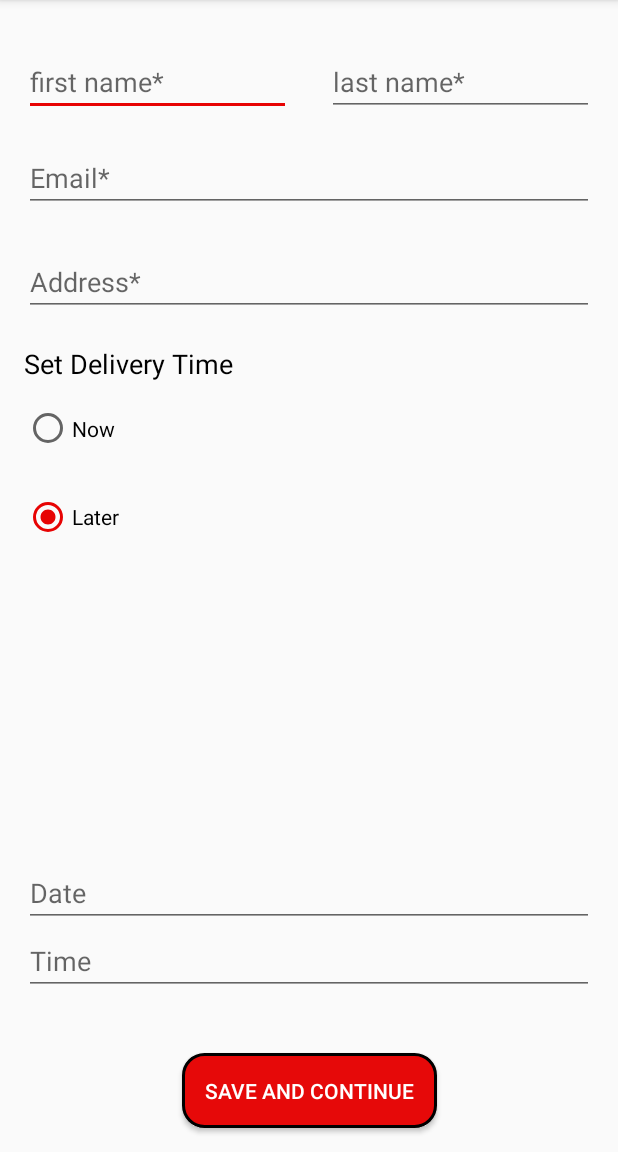
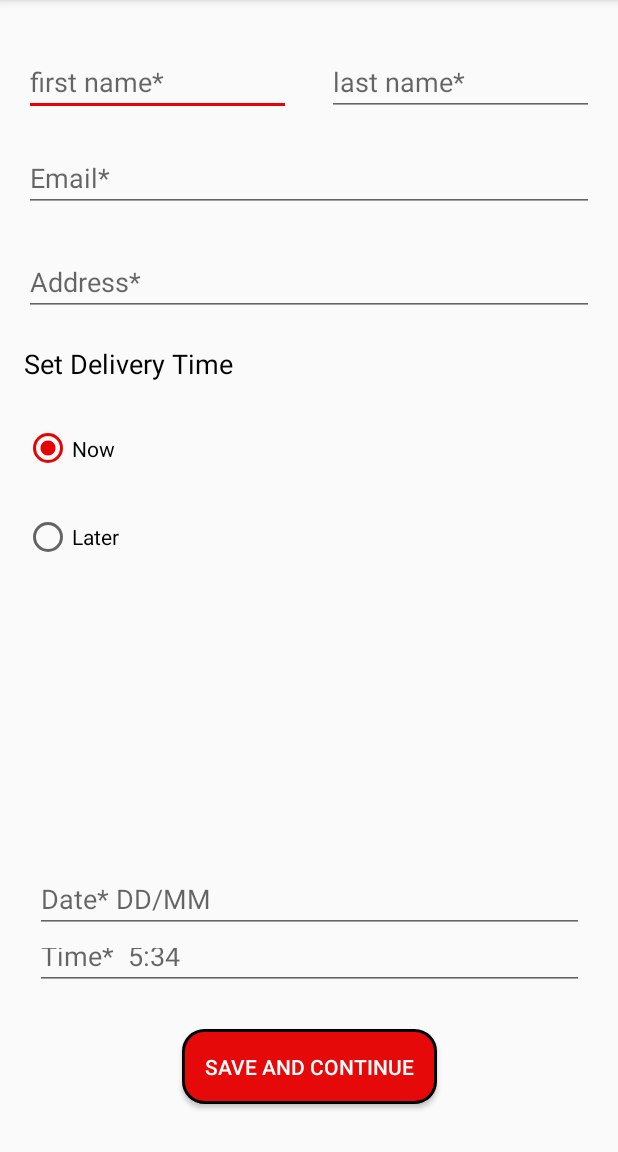
Before and after one commit to arojayathilaka/JuiceLife, an Android app: the screen it shows after launch (MainActivity), on a phone screen of 412 x 824 dp, the part 84-1236 px from its top. Run offline under Robolectric (Android 15) with nearby library versions, the phone set to English and light mode, and no system bars.

Commit message:
1st commit

```diff
--- a/app/src/main/AndroidManifest.xml
+++ b/app/src/main/AndroidManifest.xml
@@ -11,8 +11,10 @@
         android:roundIcon="@mipmap/ic_launcher_round"
         android:supportsRtl="true"
         android:theme="@style/AppTheme">
-        <activity android:name=".delCity"></activity>
-        <activity android:name=".ConfirmDelivery" />
+        <activity android:name=".delCity"
+            android:parentActivityName=".MainActivity"></activity>
+        <activity android:name=".ConfirmDelivery"
+            android:parentActivityName=".delCity"/>
         <activity android:name=".MainActivity">
             <intent-filter>
                 <action android:name="android.intent.action.MAIN" />
--- a/app/src/main/java/com/example/juicelife/MainActivity.java
+++ b/app/src/main/java/com/example/juicelife/MainActivity.java
@@ -1,43 +1,47 @@
 package com.example.juicelife;
 
+
+import android.content.Intent;
+import android.os.Bundle;
+import android.view.View;
 import androidx.appcompat.app.AppCompatActivity;
 import androidx.fragment.app.Fragment;
 import androidx.fragment.app.FragmentManager;
 import androidx.fragment.app.FragmentTransaction;
 
 
-import android.content.Intent;
-import android.os.Bundle;
-import android.view.View;
-import android.widget.RadioButton;
-import android.widget.RadioGroup;
-
 public class MainActivity extends AppCompatActivity {
-
+    /*
+    EditText time;
      RadioGroup radioGroup;
      RadioButton radioButton;
+    */
 
     @Override
     protected void onCreate(Bundle savedInstanceState) {
         super.onCreate(savedInstanceState);
         setContentView(R.layout.activity_main);
 
+
         //radioGroup = findViewById(R.id.radioGrpDelTime);
     }
 
-   /* public void checkButton(View view){
+    public void changeFragment(View view){
         Fragment fragment;
-        /*int radioId = radioGroup.getCheckedRadioButtonId();
-        radioButton = findViewById(radioId);*/
+        //int radioId = radioGroup.getCheckedRadioButtonId();
+        //radioButton = findViewById(radioId);
 
-        /*if(view == findViewById(R.id.delLate)){
+        if(view == findViewById(R.id.delLate))
             fragment = new deliveryTime();
+        else
+            fragment = new deliverNow();
+
         FragmentManager fm = getSupportFragmentManager();
         FragmentTransaction ft = fm.beginTransaction();
-            ft.replace(R.id.fragLater,fragment);
+        ft.replace(R.id.fragDelTime, fragment);
         ft.commit();
+
     }
-    }*/
 
     public void onClickSaveDel(View view){
         startActivity(new Intent(MainActivity.this, delCity.class ));
--- a/app/src/main/java/com/example/juicelife/delCity.java
+++ b/app/src/main/java/com/example/juicelife/delCity.java
@@ -15,6 +15,9 @@ public class delCity extends AppCompatActivity {
         super.onCreate(savedInstanceState);
         setContentView(R.layout.activity_del_city);
 
+        getSupportActionBar().setTitle("Add your city");
+        getSupportActionBar().setDisplayHomeAsUpEnabled(true);
+
         Spinner spinner = (Spinner) findViewById(R.id.selectCity);
 
         ArrayAdapter<String> myAdapter = new ArrayAdapter<String>(delCity.this,
--- a/app/src/main/java/com/example/juicelife/deliveryTime.java
+++ b/app/src/main/java/com/example/juicelife/deliveryTime.java
@@ -1,7 +1,5 @@
 package com.example.juicelife;
 
-import android.content.Context;
-import android.net.Uri;
 import android.os.Bundle;
 
 import androidx.fragment.app.Fragment;
@@ -13,7 +11,6 @@ import android.view.ViewGroup;
 
 
 public class deliveryTime extends Fragment {
-
     @Override
     public View onCreateView(LayoutInflater inflater, ViewGroup container,
                              Bundle savedInstanceState) {
--- a/app/src/main/res/layout/activity_confirm_delivery.xml
+++ b/app/src/main/res/layout/activity_confirm_delivery.xml
@@ -103,10 +103,10 @@
         app:layout_constraintEnd_toEndOf="parent" />
 
     <Button
-        android:id="@+id/button"
+        android:id="@+id/confirmDel"
         android:layout_width="wrap_content"
         android:layout_height="wrap_content"
-        android:layout_marginBottom="108dp"
+        android:layout_marginBottom="116dp"
         android:background="@drawable/button_background"
         android:text="@string/confirm_delivery"
         android:textColor="@android:color/white"
--- a/app/src/main/res/layout/activity_del_city.xml
+++ b/app/src/main/res/layout/activity_del_city.xml
@@ -69,7 +69,7 @@
         app:layout_constraintEnd_toEndOf="parent" />
 
     <Button
-        android:id="@+id/saveDel2"
+        android:id="@+id/saveDelDetails2"
         android:layout_width="wrap_content"
         android:layout_height="wrap_content"
         android:layout_marginTop="288dp"
@@ -97,7 +97,7 @@
         app:layout_constraintEnd_toEndOf="parent"
         app:layout_constraintHorizontal_bias="0.5"
         app:layout_constraintStart_toStartOf="parent"
-        app:layout_constraintTop_toBottomOf="@+id/saveDel2" />
+        app:layout_constraintTop_toBottomOf="@+id/saveDelDetails2" />
 
     <ImageView
         android:id="@+id/imageView7"
--- a/app/src/main/res/layout/activity_main.xml
+++ b/app/src/main/res/layout/activity_main.xml
@@ -76,7 +76,7 @@
         android:layout_height="118dp"
         android:layout_marginStart="16dp"
         android:layout_marginLeft="16dp"
-        android:layout_marginTop="256dp"
+        android:layout_marginTop="270dp"
         android:layout_marginEnd="16dp"
         android:layout_marginRight="16dp"
         app:layout_constraintEnd_toEndOf="parent"
@@ -87,19 +87,21 @@
         <RadioButton
             android:id="@+id/delNow"
             android:layout_width="match_parent"
-            android:layout_height="2dp"
+            android:layout_height="1dp"
             android:layout_weight="1"
             android:checked="true"
             android:clickable="false"
+            android:onClick="changeFragment"
             android:text="@string/del_now"
             android:textColorLink="#0051B337" />
 
         <RadioButton
             android:id="@+id/delLate"
             android:layout_width="match_parent"
-            android:layout_height="1dp"
+            android:layout_height="3dp"
             android:layout_weight="1"
-            android:checked="true"
+            android:checked="false"
+            android:onClick="changeFragment"
             android:text="@string/del_late" />
     </RadioGroup>
 
@@ -120,7 +122,7 @@
         android:id="@+id/saveDelDetails"
         android:layout_width="wrap_content"
         android:layout_height="wrap_content"
-        android:layout_marginBottom="16dp"
+        android:layout_marginBottom="32dp"
         android:background="@drawable/button_background"
         android:onClick="onClickSaveDel"
         android:text="@string/save"
@@ -133,16 +135,17 @@
     <fragment
         android:id="@+id/fragDelTime"
         android:name="com.example.juicelife.deliveryTime"
-        android:layout_width="0dp"
-        android:layout_height="115dp"
+        android:layout_width="366dp"
+        android:layout_height="83dp"
         android:layout_marginStart="16dp"
         android:layout_marginLeft="16dp"
         android:layout_marginEnd="16dp"
         android:layout_marginRight="16dp"
-        android:layout_marginBottom="80dp"
+        android:layout_marginBottom="108dp"
         app:layout_constraintBottom_toBottomOf="parent"
         app:layout_constraintEnd_toEndOf="parent"
         app:layout_constraintHorizontal_bias="0.5"
-        app:layout_constraintStart_toStartOf="parent" />
+        app:layout_constraintStart_toStartOf="parent"
+        tools:layout="@layout/fragment_deliver_now" />
 
 </androidx.constraintlayout.widget.ConstraintLayout>
--- a/app/src/main/res/layout/fragment_delivery_time.xml
+++ b/app/src/main/res/layout/fragment_delivery_time.xml
@@ -7,8 +7,9 @@
     android:orientation="vertical"
     tools:context=".deliveryTime">
 
+
     <EditText
-        android:id="@+id/editText"
+        android:id="@+id/delDate"
         android:layout_width="match_parent"
         android:layout_height="wrap_content"
         android:ems="10"
@@ -16,10 +17,12 @@
         android:inputType="date" />
 
     <EditText
-        android:id="@+id/editText2"
+        android:id="@+id/delTime"
         android:layout_width="match_parent"
         android:layout_height="wrap_content"
         android:ems="10"
         android:hint="@string/del_time"
         android:inputType="time" />
+
+
 </LinearLayout>
--- a/app/src/main/res/values/strings.xml
+++ b/app/src/main/res/values/strings.xml
@@ -7,8 +7,8 @@
     <string name="save">Save and Continue</string>
     <string name="del_now">Now</string>
     <string name="del_late">Later</string>
-    <string name="del_time">Time</string>
-    <string name="del_date">Date</string>
+    <string name="del_time">"Time*  5:34 "</string>
+    <string name="del_date">Date*  DD/MM</string>
     <string name="set_del">Set Delivery Time</string>
     <string name="price">Price</string>
     <string name="taxes">Taxes</string>
--- a/build.gradle
+++ b/build.gradle
@@ -7,7 +7,7 @@ buildscript {
 
     }
     dependencies {
-        classpath 'com.android.tools.build:gradle:3.4.2'
+        classpath 'com.android.tools.build:gradle:3.5.0'
 
         // NOTE: Do not place your application dependencies here; they belong
         // in the individual module build.gradle files
```
Also changed, not shown: app/src/main/java/com/example/juicelife/ConfirmDelivery.java (+18 -0 lines), app/src/main/res/layout/fragment_deliver_now.xml (+8 -1 lines), gradle/wrapper/gradle-wrapper.properties. Lines whose indentation alone changed are shown as unchanged.
